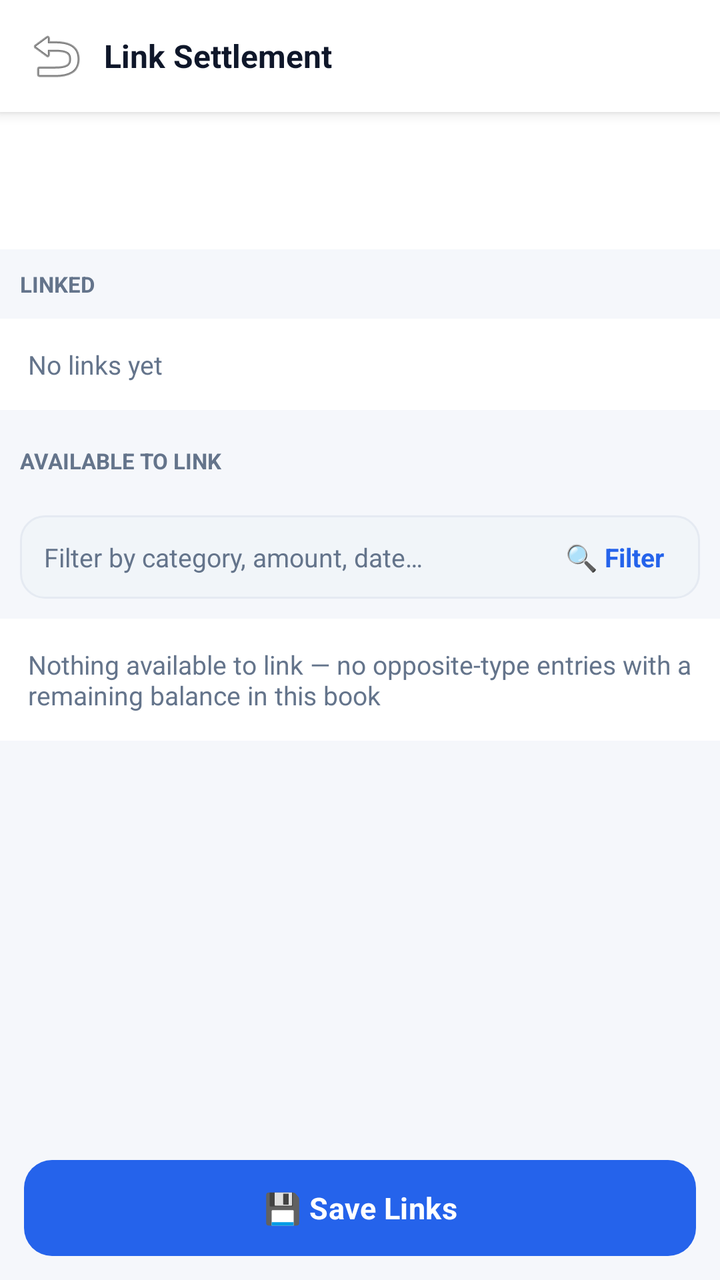
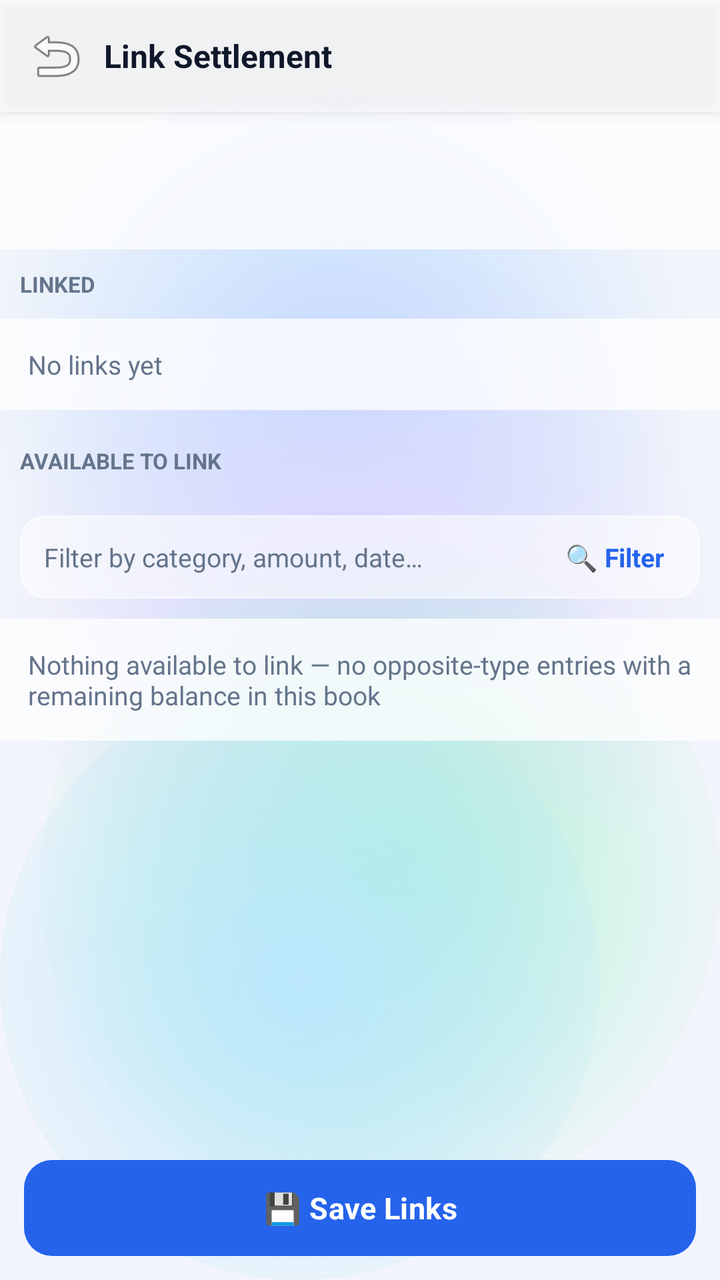

The first picture is an Android layout as it rendered before a commit; the second is the same layout after the commit. The layout source and the unified diff follow.
<!-- AndroidManifest.xml: application theme Theme.ExpenseOS -->
<!-- res/layout/activity_settlement_link.xml -->
<?xml version="1.0" encoding="utf-8"?>
<LinearLayout xmlns:android="http://schemas.android.com/apk/res/android"
    android:layout_width="match_parent"
    android:layout_height="match_parent"
    android:background="@color/bg"
    android:orientation="vertical">

    <LinearLayout
        android:layout_width="match_parent"
        android:layout_height="56dp"
        android:background="@color/nav_bg"
        android:elevation="4dp"
        android:gravity="center_vertical"
        android:orientation="horizontal"
        android:paddingHorizontal="8dp">

        <ImageButton
            android:id="@+id/btnSettleBack"
            android:layout_width="40dp"
            android:layout_height="40dp"
            android:background="?attr/selectableItemBackgroundBorderless"
            android:contentDescription="Back"
            android:src="@android:drawable/ic_menu_revert" />

        <TextView
            android:layout_width="0dp"
            android:layout_height="wrap_content"
            android:layout_weight="1"
            android:paddingStart="4dp"
            android:text="Link Settlement"
            android:textColor="@color/text"
            android:textSize="16sp"
            android:textStyle="bold" />
    </LinearLayout>

    
    <LinearLayout
        android:layout_width="match_parent"
        android:layout_height="wrap_content"
        android:background="@color/bg_card"
        android:orientation="vertical"
        android:padding="14dp">

        <TextView
            android:id="@+id/tvSettleSourceSummary"
            android:layout_width="match_parent"
            android:layout_height="wrap_content"
            android:textColor="@color/text"
            android:textSize="14sp"
            android:textStyle="bold" />

        <TextView
            android:id="@+id/tvSettleRemaining"
            android:layout_width="match_parent"
            android:layout_height="wrap_content"
            android:layout_marginTop="4dp"
            android:textColor="@color/text_muted"
            android:textSize="13sp" />
    </LinearLayout>

    <ScrollView
        android:layout_width="match_parent"
        android:layout_height="0dp"
        android:layout_weight="1">

        <LinearLayout
            android:layout_width="match_parent"
            android:layout_height="wrap_content"
            android:orientation="vertical"
            android:paddingBottom="16dp">

            <TextView
                android:layout_width="match_parent"
                android:layout_height="wrap_content"
                android:background="@color/bg"
                android:padding="10dp"
                android:text="LINKED"
                android:textColor="@color/text_muted"
                android:textSize="11sp"
                android:textStyle="bold" />

            <LinearLayout
                android:id="@+id/containerLinked"
                android:layout_width="match_parent"
                android:layout_height="wrap_content"
                android:background="@color/bg_card"
                android:orientation="vertical" />

            <TextView
                android:id="@+id/tvNoLinked"
                android:layout_width="match_parent"
                android:layout_height="wrap_content"
                android:background="@color/bg_card"
                android:padding="14dp"
                android:text="No links yet"
                android:textColor="@color/text_muted"
                android:textSize="13sp" />

            <TextView
                android:layout_width="match_parent"
                android:layout_height="wrap_content"
                android:layout_marginTop="8dp"
                android:background="@color/bg"
                android:padding="10dp"
                android:text="AVAILABLE TO LINK"
                android:textColor="@color/text_muted"
                android:textSize="11sp"
                android:textStyle="bold" />

            <LinearLayout
                android:layout_width="match_parent"
                android:layout_height="wrap_content"
                android:layout_margin="10dp"
                android:background="@drawable/bg_input_box"
                android:gravity="center_vertical"
                android:orientation="horizontal"
                android:paddingHorizontal="12dp">

                <TextView
                    android:id="@+id/tvSettleFilterSummary"
                    android:layout_width="0dp"
                    android:layout_height="wrap_content"
                    android:layout_weight="1"
                    android:paddingVertical="12dp"
                    android:text="Filter by category, amount, date…"
                    android:textColor="@color/text_muted"
                    android:textSize="13sp" />

                <TextView
                    android:id="@+id/btnSettleFilterClear"
                    android:layout_width="wrap_content"
                    android:layout_height="wrap_content"
                    android:padding="6dp"
                    android:text="✕"
                    android:textColor="@color/red"
                    android:textSize="14sp"
                    android:visibility="gone" />

                <TextView
                    android:id="@+id/btnSettleFilter"
                    android:layout_width="wrap_content"
                    android:layout_height="wrap_content"
                    android:padding="6dp"
                    android:text="🔍 Filter"
                    android:textColor="@color/primary"
                    android:textSize="13sp"
                    android:textStyle="bold" />
            </LinearLayout>

            <LinearLayout
                android:id="@+id/containerAvailable"
                android:layout_width="match_parent"
                android:layout_height="wrap_content"
                android:background="@color/bg_card"
                android:orientation="vertical" />

            <TextView
                android:id="@+id/tvNoAvailable"
                android:layout_width="match_parent"
                android:layout_height="wrap_content"
                android:background="@color/bg_card"
                android:padding="14dp"
                android:text="Nothing available to link — no opposite-type entries with a remaining balance in this book"
                android:textColor="@color/text_muted"
                android:textSize="13sp" />
        </LinearLayout>
    </ScrollView>

    <Button
        android:id="@+id/btnSaveLinks"
        style="@style/BtnPrimary"
        android:layout_width="match_parent"
        android:layout_height="48dp"
        android:layout_margin="12dp"
        android:enabled="false"
        android:text="💾 Save Links" />
</LinearLayout>
<!-- resources referenced by this layout -->
<resources>
  <color name="bg">#F5F7FB</color>
  <color name="bg_card">#FFFFFF</color>
  <color name="nav_bg">#FFFFFF</color>
  <style name="Theme.ExpenseOS" parent="Theme.MaterialComponents.DayNight.NoActionBar">
          <item name="colorPrimary">@color/primary</item>
          <item name="colorPrimaryVariant">@color/primary_dark</item>
          <item name="colorPrimaryDark">@color/primary_dark</item>
          <item name="colorOnPrimary">@color/on_primary</item>
          <item name="colorSecondary">@color/secondary</item>
          <item name="colorSecondaryVariant">@color/secondary_dark</item>
          <item name="colorOnSecondary">@color/on_primary</item>
          <item name="colorAccent">@color/primary</item>
          <item name="colorSurface">@color/surface</item>
          <item name="colorOnSurface">@color/text</item>
          <item name="colorOnBackground">@color/text</item>
          <item name="colorError">@color/danger</item>
          <item name="android:colorBackground">@color/bg</item>
          <item name="android:windowBackground">@color/bg</item>
  
          <item name="android:textColorPrimary">@color/text</item>
          <item name="android:textColorSecondary">@color/text_muted</item>
          <item name="android:textColorHint">@color/text_hint</item>
          <item name="android:fontFamily">sans-serif</item>
          <item name="fontFamily">sans-serif</item>
  
          
          <item name="android:statusBarColor">@color/bg</item>
          <item name="android:navigationBarColor">@color/nav_bg</item>
          <item name="android:windowLightStatusBar">true</item>
          <item name="android:windowLightNavigationBar" tools:targetApi="o_mr1">true</item>
          <item name="android:forceDarkAllowed" tools:targetApi="q">false</item>
  
          
          <item name="editTextStyle">@style/Widget.ExpenseOS.EditText</item>
          <item name="materialAlertDialogTheme">@style/ThemeOverlay.ExpenseOS.Dialog</item>
          <item name="bottomSheetDialogTheme">@style/ThemeOverlay.ExpenseOS.BottomSheet</item>
          <item name="materialTimePickerTheme">@style/ThemeOverlay.ExpenseOS.TimePicker</item>
          <item name="android:windowAnimationStyle">@style/Animation.ExpenseOS.Window</item>
          <item name="android:windowActivityTransitions">true</item>
          <item name="android:windowContentTransitions">true</item>
      </style>
  <color name="surface_2">#F1F5F9</color>
  <color name="border">#E5EAF2</color>
  <style name="BtnBase" parent="Widget.MaterialComponents.Button">
          <item name="android:textSize">@dimen/type_subtitle</item>
          <item name="android:textStyle">bold</item>
          <item name="android:letterSpacing">0.01</item>
          <item name="android:textAllCaps">false</item>
          <item name="android:minHeight">@dimen/touch_target</item>
          <item name="android:insetTop">0dp</item>
          <item name="android:insetBottom">0dp</item>
          <item name="cornerRadius">14dp</item>
          <item name="android:stateListAnimator">@null</item>
      </style>
  <color name="surface">#FFFFFF</color>
  <!-- unchanged entries left out for length: 24 -->
</resources>

<!-- the commit's change to res/layout/activity_settlement_link.xml (unified diff, before → after) -->
@@ -2,7 +2,7 @@
 <LinearLayout xmlns:android="http://schemas.android.com/apk/res/android"
     android:layout_width="match_parent"
     android:layout_height="match_parent"
-    android:background="@color/bg"
+    android:background="@android:color/transparent"
     android:orientation="vertical">
 
     <LinearLayout
@@ -72,7 +72,7 @@
             <TextView
                 android:layout_width="match_parent"
                 android:layout_height="wrap_content"
-                android:background="@color/bg"
+                android:background="@android:color/transparent"
                 android:padding="10dp"
                 android:text="LINKED"
                 android:textColor="@color/text_muted"
@@ -100,7 +100,7 @@
                 android:layout_width="match_parent"
                 android:layout_height="wrap_content"
                 android:layout_marginTop="8dp"
-                android:background="@color/bg"
+                android:background="@android:color/transparent"
                 android:padding="10dp"
                 android:text="AVAILABLE TO LINK"
                 android:textColor="@color/text_muted"
<!-- resource entries referenced after the edit -->
@@ -1,8 +1,62 @@
 <!-- resources referenced by this layout -->
 <resources>
-  <color name="bg">#F5F7FB</color>
-  <color name="bg_card">#FFFFFF</color>
-  <color name="nav_bg">#FFFFFF</color>
+  <color name="bg">#F2F5FB</color>
+  <!-- drawable aurora_bg (drawable) -->
+  <?xml version="1.0" encoding="utf-8"?>
+  <layer-list xmlns:android="http://schemas.android.com/apk/res/android">
+      <item android:drawable="@color/aurora_base" />
+      <item android:width="380dp" android:height="380dp"
+          android:gravity="top|end"
+          android:drawable="@drawable/aurora_blob_blue" />
+      <item android:width="360dp" android:height="360dp"
+          android:gravity="start" android:top="120dp"
+          android:drawable="@drawable/aurora_blob_violet" />
+      <item android:width="340dp" android:height="340dp"
+          android:gravity="bottom|end" android:bottom="30dp"
+          android:drawable="@drawable/aurora_blob_mint" />
+      <item android:width="300dp" android:height="300dp"
+          android:gravity="bottom|start"
+          android:drawable="@drawable/aurora_blob_sky" />
+  </layer-list>
+  <color name="aurora_base">#F2F5FB</color>
+  <!-- drawable aurora_blob_blue (drawable) -->
+  <?xml version="1.0" encoding="utf-8"?>
+  <shape xmlns:android="http://schemas.android.com/apk/res/android" android:shape="oval">
+      <gradient
+          android:type="radial"
+          android:gradientRadius="180dp"
+          android:startColor="#BFDBFE"
+          android:endColor="#00BFDBFE" />
+  </shape>
+  <!-- drawable aurora_blob_violet (drawable) -->
+  <?xml version="1.0" encoding="utf-8"?>
+  <shape xmlns:android="http://schemas.android.com/apk/res/android" android:shape="oval">
+      <gradient
+          android:type="radial"
+          android:gradientRadius="180dp"
+          android:startColor="#DDD6FE"
+          android:endColor="#00DDD6FE" />
+  </shape>
+  <!-- drawable aurora_blob_mint (drawable) -->
+  <?xml version="1.0" encoding="utf-8"?>
+  <shape xmlns:android="http://schemas.android.com/apk/res/android" android:shape="oval">
+      <gradient
+          android:type="radial"
+          android:gradientRadius="180dp"
+          android:startColor="#A7F3D0"
+          android:endColor="#00A7F3D0" />
+  </shape>
+  <!-- drawable aurora_blob_sky (drawable) -->
+  <?xml version="1.0" encoding="utf-8"?>
+  <shape xmlns:android="http://schemas.android.com/apk/res/android" android:shape="oval">
+      <gradient
+          android:type="radial"
+          android:gradientRadius="180dp"
+          android:startColor="#BAE6FD"
+          android:endColor="#00BAE6FD" />
+  </shape>
+  <color name="bg_card">#C2FFFFFF</color>
+  <color name="nav_bg">#B9FFFFFF</color>
   <style name="Theme.ExpenseOS" parent="Theme.MaterialComponents.DayNight.NoActionBar">
           <item name="colorPrimary">@color/primary</item>
           <item name="colorPrimaryVariant">@color/primary_dark</item>
@@ -17,7 +71,7 @@
           <item name="colorOnBackground">@color/text</item>
           <item name="colorError">@color/danger</item>
           <item name="android:colorBackground">@color/bg</item>
-          <item name="android:windowBackground">@color/bg</item>
+          <item name="android:windowBackground">@drawable/aurora_bg</item>
   
           <item name="android:textColorPrimary">@color/text</item>
           <item name="android:textColorSecondary">@color/text_muted</item>
@@ -26,8 +80,8 @@
           <item name="fontFamily">sans-serif</item>
   
           
-          <item name="android:statusBarColor">@color/bg</item>
-          <item name="android:navigationBarColor">@color/nav_bg</item>
+          <item name="android:statusBarColor">@android:color/transparent</item>
+          <item name="android:navigationBarColor">@android:color/transparent</item>
           <item name="android:windowLightStatusBar">true</item>
           <item name="android:windowLightNavigationBar" tools:targetApi="o_mr1">true</item>
           <item name="android:forceDarkAllowed" tools:targetApi="q">false</item>
@@ -41,8 +95,8 @@
           <item name="android:windowActivityTransitions">true</item>
           <item name="android:windowContentTransitions">true</item>
       </style>
-  <color name="surface_2">#F1F5F9</color>
-  <color name="border">#E5EAF2</color>
+  <color name="surface_2">#8CFFFFFF</color>
+  <color name="border">#8CFFFFFF</color>
   <style name="BtnBase" parent="Widget.MaterialComponents.Button">
           <item name="android:textSize">@dimen/type_subtitle</item>
           <item name="android:textStyle">bold</item>
@@ -52,9 +106,9 @@
           <item name="android:insetTop">0dp</item>
           <item name="android:insetBottom">0dp</item>
           <item name="cornerRadius">14dp</item>
-          <item name="android:stateListAnimator">@null</item>
+          <item name="android:stateListAnimator">@animator/btn_press_scale</item>
       </style>
-  <color name="surface">#FFFFFF</color>
+  <color name="surface">#E9FFFFFF</color>
   <!-- unchanged entries left out for length: 24 -->
 </resources>
 
